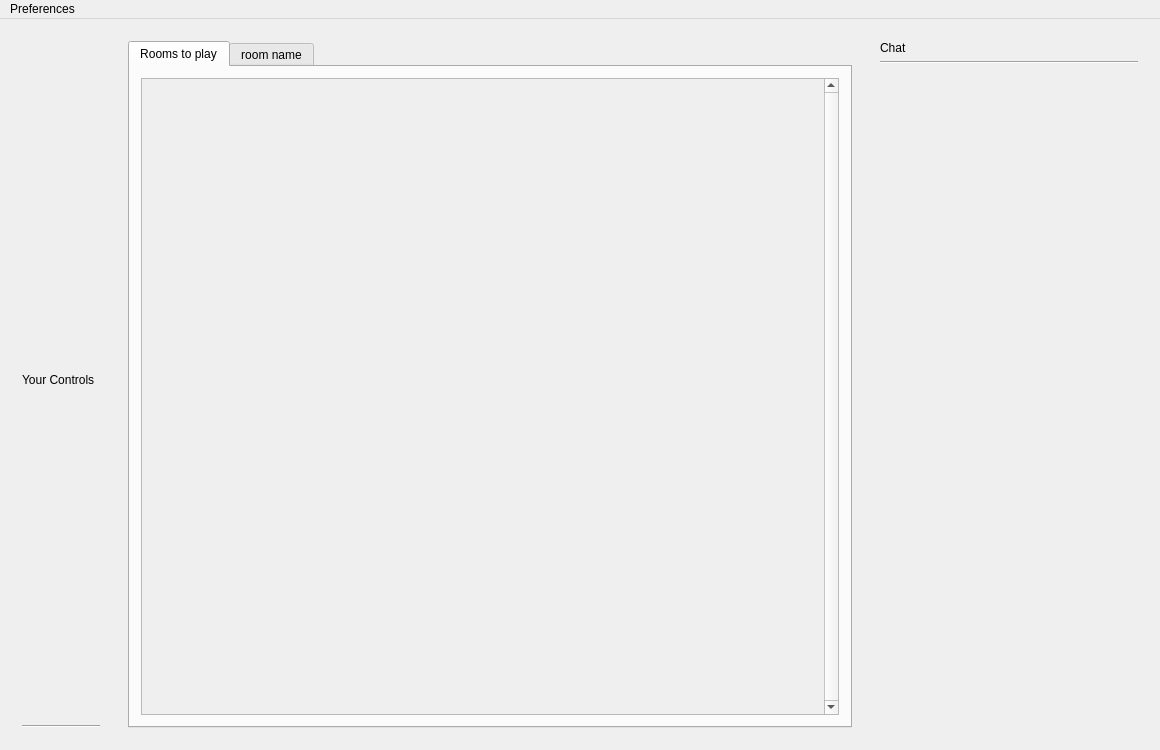
Qt form src/jamtaba/gui/mainframe.ui (elieserdejesus/JamTaba) before a commit.
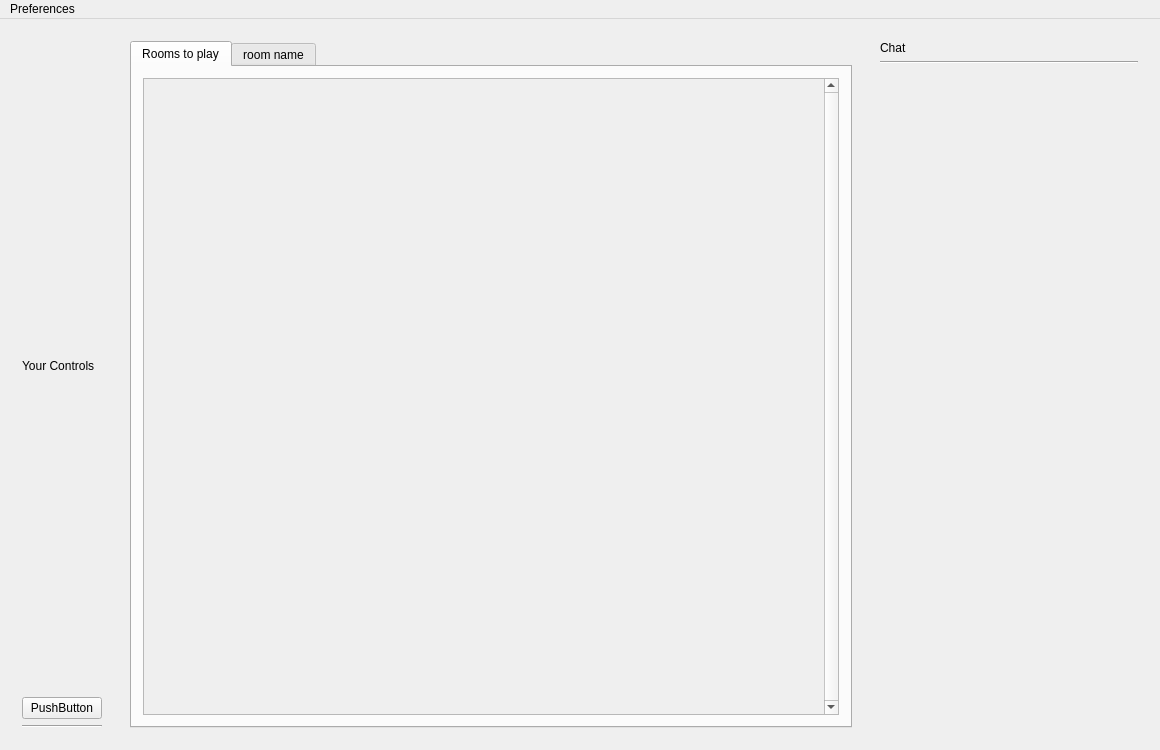
The same form after that commit.

```diff
--- a/src/jamtaba/gui/mainframe.ui
+++ b/src/jamtaba/gui/mainframe.ui
@@ -43,6 +43,13 @@
          </property>
         </widget>
        </item>
+       <item>
+        <widget class="QPushButton" name="pushButton">
+         <property name="text">
+          <string>PushButton</string>
+         </property>
+        </widget>
+       </item>
        <item>
         <widget class="Line" name="line">
          <property name="autoFillBackground">
```
Left out of the diff: 5 changed lines with no effect on the pictures.
